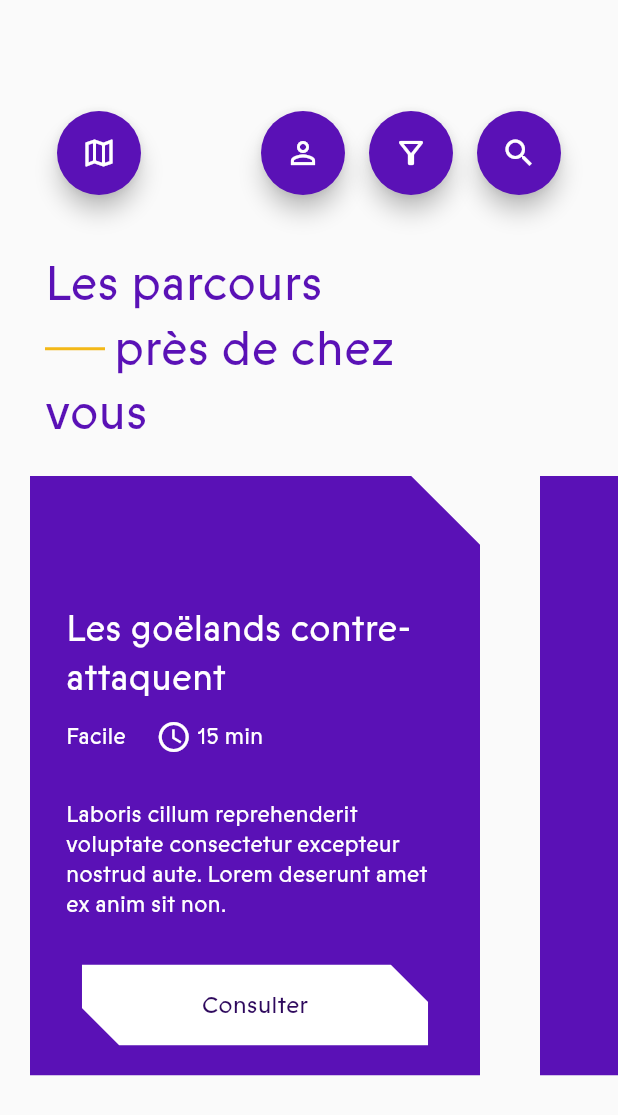
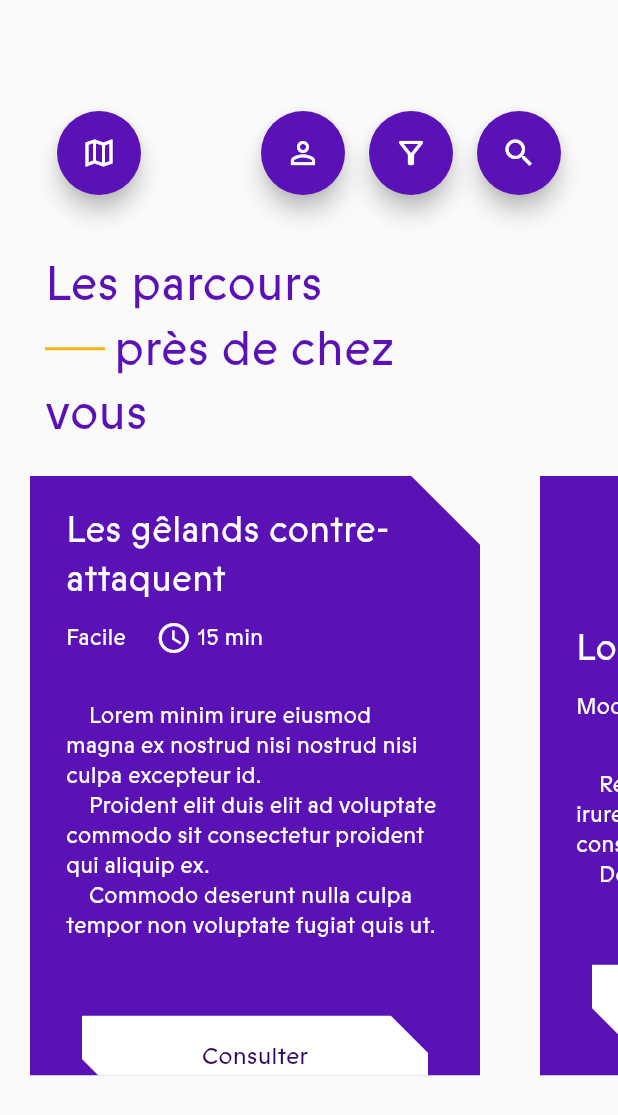
Before and after one commit to Explor-ea/exploreapp, a Flutter app: the NearAdventures screen opened directly, on a phone screen of 412 x 824 dp. Shown: the top 1115 px of the screen. Run offline on Flutter 3.47's test engine with Material 2 defaults, Android fonts, the phone set to English and light mode, and no system bars; our stand-ins replace carousel_slider, firebase_auth, firebase_core, flutter_map, latlong2, shared_preferences; accounts and stored records are empty; statements that could not run were skipped.

Commit message:
implement an Adventure model class and use it

```diff
--- a/lib/pages/interactive_map.dart
+++ b/lib/pages/interactive_map.dart
@@ -1,7 +1,7 @@
 import 'dart:async';
 
 import 'package:exploreapp/explorea_colors.dart';
-import 'package:exploreapp/pages/near-adventures.dart';
+import 'package:exploreapp/pages/near_adventures.dart';
 import 'package:exploreapp/pages/profile.dart';
 import 'package:exploreapp/wigets/explorea_fab.dart';
 import 'package:flutter/foundation.dart';
--- a/lib/pages/near-adventures.dart
+++ b/lib/pages/near_adventures.dart
@@ -4,6 +4,7 @@ import 'package:exploreapp/explorea_colors.dart';
 import 'package:exploreapp/main.dart';
 import 'package:exploreapp/pages/interactive_map.dart';
 import 'package:exploreapp/pages/profile.dart';
+import 'package:exploreapp/src/adventures.dart';
 import 'package:exploreapp/wigets/explorea-line.dart';
 import 'package:exploreapp/wigets/explorea-note-frame.dart';
 import 'package:exploreapp/wigets/explorea-title-secondary.dart';
@@ -106,9 +107,26 @@ class NearAdventures extends StatelessWidget {
 
             Container(
               height: 400.0,
-              child: ListView(
-                scrollDirection: Axis.horizontal,
-                children: [
+              child: buildAdventuresList(),
+            ),
+
+            // The adventures
+            //
+          ],
+        )
+      ]),
+    );
+  }
+}
+
+ListView buildAdventuresList() {
+  List<Widget> adventuresWidgets = [];
+
+  ListView ret =
+      ListView(scrollDirection: Axis.horizontal, children: adventuresWidgets);
+
+  for (var anAdventure in allAdventures) {
+    adventuresWidgets.add(
       Padding(
         padding: const EdgeInsets.symmetric(horizontal: 20.0),
         child: ExploreaNoteFrame(
@@ -119,17 +137,15 @@ class NearAdventures extends StatelessWidget {
             runAlignment: WrapAlignment.end,
             children: [
               Text(
-                            "Les goëlands contre-attaquent",
-                            style:
-                                TextStyle(fontSize: 24.0, color: Colors.white),
+                anAdventure.name,
+                style: TextStyle(fontSize: 24.0, color: Colors.white),
               ),
               Container(height: 10.0),
               Row(
                 children: [
                   Text(
-                                "Facile",
-                                style: TextStyle(
-                                    fontSize: 15.0, color: Colors.white),
+                    anAdventure.difficultyText,
+                    style: TextStyle(fontSize: 15.0, color: Colors.white),
                   ),
                   Container(
                     width: 20,
@@ -139,17 +155,15 @@ class NearAdventures extends StatelessWidget {
                     color: Colors.white,
                   ),
                   Text(
-                                " 15 min",
-                                style: TextStyle(
-                                    fontSize: 15.0, color: Colors.white),
+                    " ${anAdventure.supposedTime} min",
+                    style: TextStyle(fontSize: 15.0, color: Colors.white),
                   )
                 ],
               ),
               Container(height: 30.0),
               Text(
-                            "Laboris cillum reprehenderit voluptate consectetur excepteur nostrud aute. Lorem deserunt amet ex anim sit non.",
-                            style:
-                                TextStyle(fontSize: 15.0, color: Colors.white),
+                anAdventure.description,
+                style: TextStyle(fontSize: 15.0, color: Colors.white),
               ),
               Container(height: 30.0),
               Row(
@@ -159,7 +173,7 @@ class NearAdventures extends StatelessWidget {
                     text: "Consulter",
                     paddingHorizontal: 80.0,
                     onPressed: () {
-                                  log("clic on les goêlands");
+                      log("clic on ${anAdventure.name}");
                     },
                     backgroundColor: Colors.white,
                     textColor: ExploreaColors.purpleDark,
@@ -170,23 +184,7 @@ class NearAdventures extends StatelessWidget {
           ),
         ),
       ),
-                  Padding(
-                    padding: const EdgeInsets.symmetric(horizontal: 20.0),
-                    child: ExploreaNoteFrame(
-                      // backgroundAsset: "assets/icon/explorea-logo.png",
-                      width: 300.0,
-                      height: 300.0,
-                    ),
-                  ),
-                ],
-              ),
-            ),
-
-            // The adventures
-            //
-          ],
-        )
-      ]),
     );
   }
+  return ret;
 }
--- /dev/null
+++ b/lib/src/adventures.dart
@@ -0,0 +1,15 @@
+import 'package:exploreapp/src/adventure_model.dart';
+
+List<Adventure> allAdventures = [
+  new Adventure(1, "Les gêlands contre-attaquent", AdventureDifficulty.EASY, 15,
+      description: """
+    Lorem minim irure eiusmod magna ex nostrud nisi nostrud nisi culpa excepteur id.
+    Proident elit duis elit ad voluptate commodo sit consectetur proident qui aliquip ex.
+    Commodo deserunt nulla culpa tempor non voluptate fugiat quis ut.
+    """),
+  new Adventure(2, "Lorem culpa mollit", AdventureDifficulty.AVERAGE, 25,
+      description: """
+    Reprehenderit culpa adipisicing irure voluptate do voluptate ut consequat in ut.
+    Dolore aliqua mollit officia ea velit.
+    """)
+];
```
Also changed, not shown: lib/src/adventure_model.dart (added, +33 -0 lines). Lines whose indentation alone changed are shown as unchanged.
